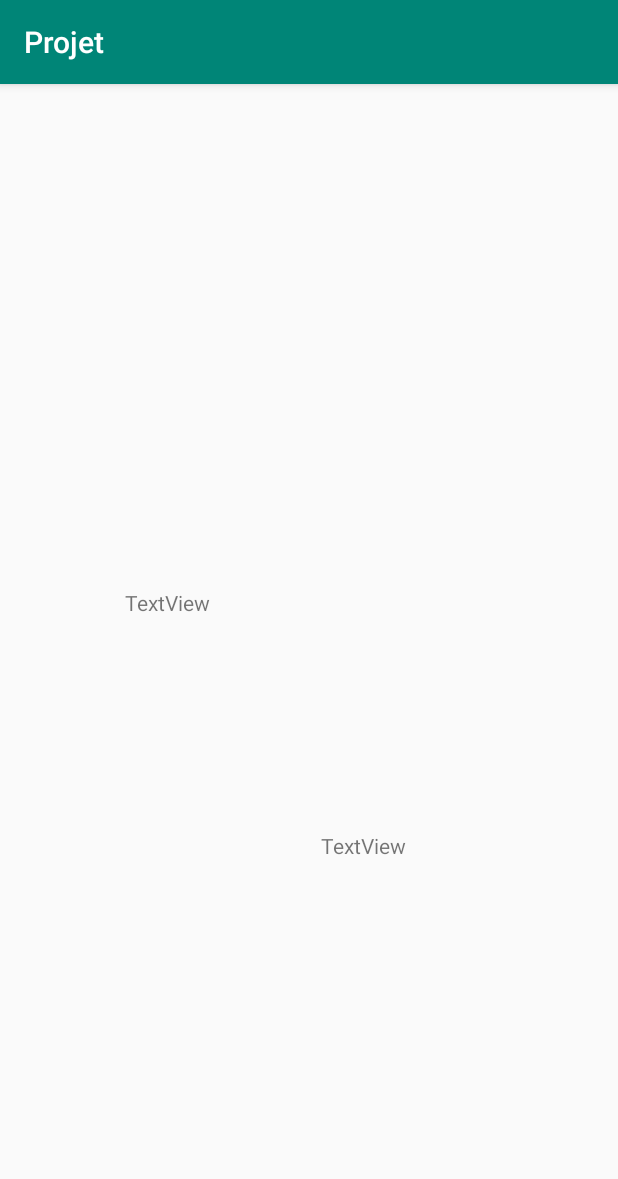
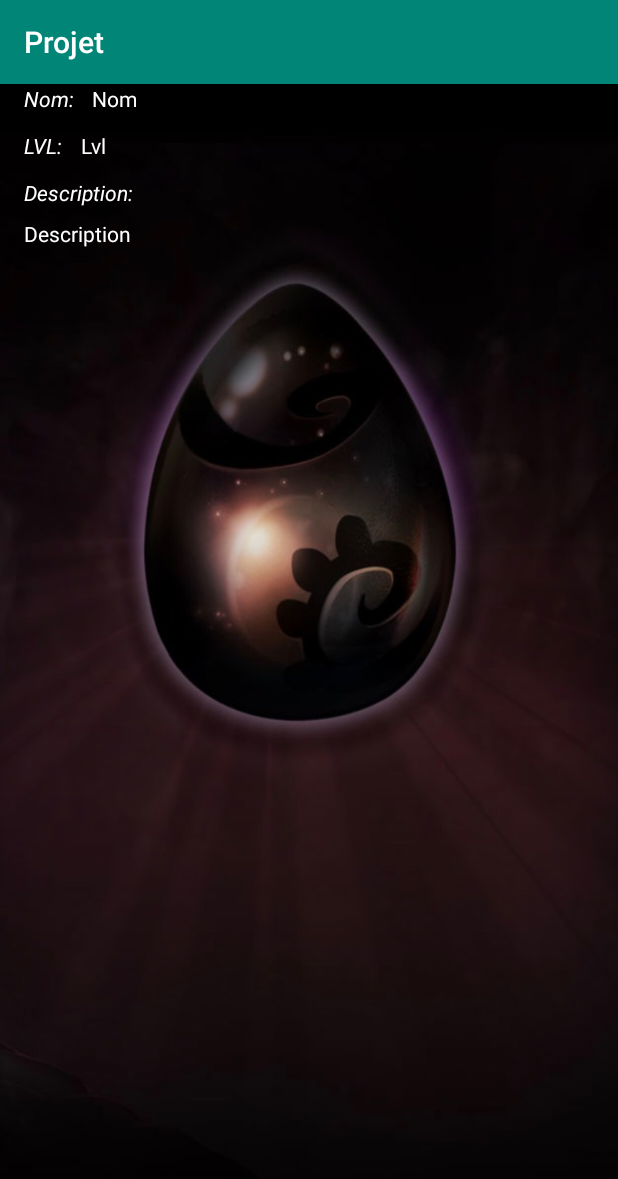
Before and after one commit to AntoineAntix/Projet, an Android app: the DetailsActivity screen opened directly, with no data from a screen before it, on a phone screen of 412 x 824 dp. Shown: the top 1179 px of the screen. Run offline under Robolectric (Android 15) with nearby library versions, the phone set to English and light mode, and no system bars.

Commit message:
Ajusting design

```diff
--- a/app/src/main/java/com/example/projet/DetailsActivity.java
+++ b/app/src/main/java/com/example/projet/DetailsActivity.java
@@ -20,16 +20,20 @@ public class DetailsActivity extends AppCompatActivity {
         {
             String nomS = getIntent().getStringExtra("nom");
             String descriptionS = getIntent().getStringExtra("description");
-            setTxt(nomS,descriptionS);
+            String lvlS = getIntent().getStringExtra("lvl");
+            setTxt(nomS,descriptionS,lvlS);
         }
     }
 
-    private void setTxt(String nom, String description)
+    private void setTxt(String nom, String description, String lvl)
     {
         TextView nomTv = findViewById(R.id.nom);
         nomTv.setText(nom);
 
         TextView descriptionTv = findViewById(R.id.description);
         descriptionTv.setText(description);
+
+        TextView lvlTv = findViewById(R.id.lvl);
+        lvlTv.setText(lvl);
     }
 }
--- a/app/src/main/java/com/example/projet/MainActivity.java
+++ b/app/src/main/java/com/example/projet/MainActivity.java
@@ -55,7 +55,8 @@ public class MainActivity extends Activity {
             Intent intent = new Intent(getApplicationContext(), DetailsActivity.class);
             intent.putExtra("nom", arme.getName());
             intent.putExtra("description", arme.getDescription());
-            getApplicationContext().startActivity(intent);
+            intent.putExtra("lvl", arme.getLvl());
+            MainActivity.this.startActivity(intent);
         }
     }
     );
--- a/app/src/main/res/layout/activity_details.xml
+++ b/app/src/main/res/layout/activity_details.xml
@@ -4,39 +4,95 @@
     xmlns:app="http://schemas.android.com/apk/res-auto"
     xmlns:tools="http://schemas.android.com/tools"
     android:layout_width="match_parent"
-    android:layout_height="match_parent">
+    android:layout_height="match_parent"
+    android:background="@drawable/dofus">
 
 
     <TextView
         android:id="@+id/nom"
-        android:layout_width="wrap_content"
+        android:layout_width="0dp"
         android:layout_height="wrap_content"
-        android:layout_marginStart="8dp"
-        android:layout_marginLeft="8dp"
-        android:layout_marginTop="336dp"
+        android:layout_marginStart="12dp"
+        android:layout_marginLeft="12dp"
         android:layout_marginEnd="8dp"
         android:layout_marginRight="8dp"
-        android:text="TextView"
+        android:text="Nom"
+        android:textColor="@color/RowColor"
         app:layout_constraintEnd_toEndOf="parent"
-        app:layout_constraintHorizontal_bias="0.222"
-        app:layout_constraintStart_toStartOf="parent"
-        app:layout_constraintTop_toTopOf="parent" />
+        app:layout_constraintStart_toEndOf="@+id/Nom_Titre"
+        tools:layout_editor_absoluteY="380dp" />
 
     <TextView
         android:id="@+id/description"
+        android:layout_width="0dp"
+        android:layout_height="wrap_content"
+        android:layout_marginStart="16dp"
+        android:layout_marginLeft="16dp"
+        android:layout_marginTop="8dp"
+        android:layout_marginEnd="16dp"
+        android:layout_marginRight="16dp"
+        android:text="Description"
+        android:textColor="@color/RowColor"
+        app:layout_constraintEnd_toEndOf="parent"
+        app:layout_constraintHorizontal_bias="0.0"
+        app:layout_constraintStart_toStartOf="parent"
+        app:layout_constraintTop_toBottomOf="@+id/Description_Titre" />
+
+    <TextView
+        android:id="@+id/lvl"
+        android:layout_width="0dp"
+        android:layout_height="wrap_content"
+        android:layout_marginStart="12dp"
+        android:layout_marginLeft="12dp"
+        android:layout_marginTop="12dp"
+        android:layout_marginEnd="16dp"
+        android:layout_marginRight="16dp"
+        android:text="Lvl"
+        android:textColor="@color/RowColor"
+        app:layout_constraintEnd_toEndOf="parent"
+        app:layout_constraintHorizontal_bias="0.0"
+        app:layout_constraintStart_toEndOf="@+id/Lvl_Titre"
+        app:layout_constraintTop_toBottomOf="@+id/nom" />
+
+    <TextView
+        android:id="@+id/Nom_Titre"
         android:layout_width="wrap_content"
         android:layout_height="wrap_content"
-        android:layout_marginStart="8dp"
-        android:layout_marginLeft="8dp"
-        android:layout_marginTop="8dp"
-        android:layout_marginEnd="8dp"
-        android:layout_marginRight="8dp"
-        android:layout_marginBottom="8dp"
-        android:text="TextView"
-        app:layout_constraintBottom_toBottomOf="parent"
-        app:layout_constraintEnd_toEndOf="parent"
-        app:layout_constraintHorizontal_bias="0.608"
+        android:layout_marginStart="16dp"
+        android:layout_marginLeft="16dp"
+        android:text="Nom:"
+        android:textColor="@color/RowColor"
+        android:textStyle="italic"
         app:layout_constraintStart_toStartOf="parent"
-        app:layout_constraintTop_toBottomOf="@+id/nom"
-        app:layout_constraintVertical_bias="0.357" />
+        tools:layout_editor_absoluteY="380dp"
+        tools:text="Nom:" />
+
+    <TextView
+        android:id="@+id/Description_Titre"
+        android:layout_width="wrap_content"
+        android:layout_height="wrap_content"
+        android:layout_marginStart="16dp"
+        android:layout_marginLeft="16dp"
+        android:layout_marginTop="12dp"
+        android:text="Description:"
+        android:textColor="@color/RowColor"
+        android:textStyle="italic"
+        app:layout_constraintStart_toStartOf="parent"
+        app:layout_constraintTop_toBottomOf="@+id/Lvl_Titre"
+        tools:text="Description:" />
+
+    <TextView
+        android:id="@+id/Lvl_Titre"
+        android:layout_width="wrap_content"
+        android:layout_height="wrap_content"
+        android:layout_marginStart="16dp"
+        android:layout_marginLeft="16dp"
+        android:layout_marginTop="12dp"
+        android:text="LVL:"
+        android:textColor="@color/RowColor"
+        android:textStyle="italic"
+        app:layout_constraintStart_toStartOf="parent"
+        app:layout_constraintTop_toBottomOf="@+id/Nom_Titre"
+        tools:text="LVL:" />
+
 </android.support.constraint.ConstraintLayout>
```
Also changed, not shown: app/src/main/res/drawable-v24/dofus.jpg (deleted), app/src/main/res/drawable/dofus.jpg (added).
